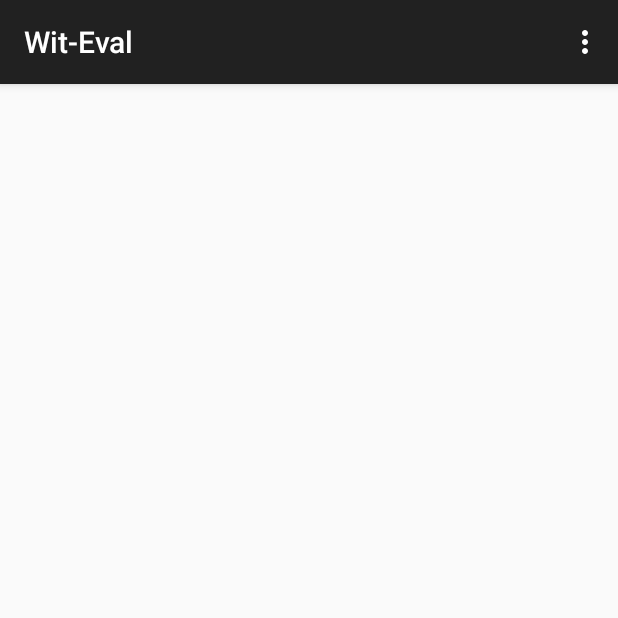
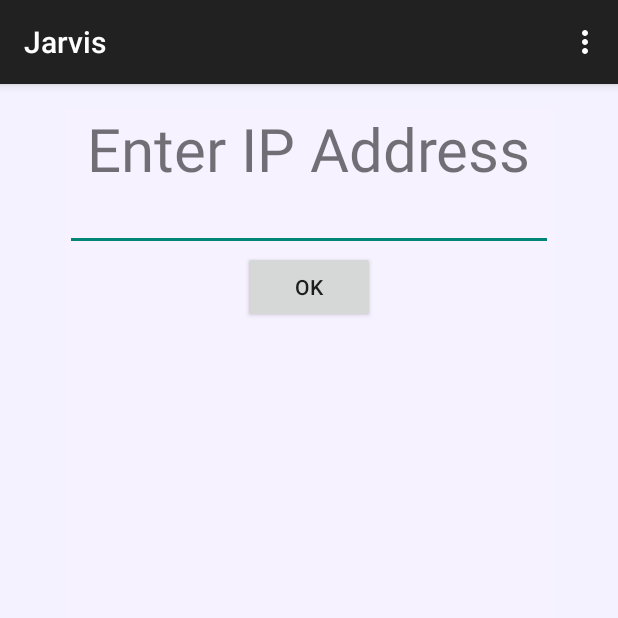
Before and after one commit to ChinmayAmin/Jarvis, an Android app: the screen it shows after launch (MyActivity before the commit, loginActivity after it), on a phone screen of 412 x 824 dp, the top half of it. Run offline under Robolectric (Android 15) with nearby library versions, the phone set to English and light mode, and no system bars.

Commit message:
Added login page

```diff
--- /dev/null
+++ b/scr/MyApplication/app/src/main/java/ai/wit/eval/jarvis_main/loginActivity.java
@@ -0,0 +1,63 @@
+package ai.wit.eval.jarvis_main;
+
+import android.content.Intent;
+import android.support.v7.app.ActionBarActivity;
+import android.os.Bundle;
+import android.view.Menu;
+import android.view.MenuItem;
+import android.view.View;
+import android.widget.Button;
+import android.widget.TextView;
+import android.widget.Toast;
+
+
+public class loginActivity extends ActionBarActivity {
+
+    @Override
+    protected void onCreate(Bundle savedInstanceState) {
+        super.onCreate(savedInstanceState);
+        setContentView(R.layout.activity_login_screen);
+        final Button serverButton = (Button)findViewById(R.id.serverButton);
+        final TextView field = (TextView)findViewById(R.id.IP);
+
+        serverButton.setOnClickListener(new View.OnClickListener() {
+            public void onClick(View v) {
+                if(field.getText().toString() != "")
+                {
+                    Intent i = new Intent(getApplicationContext(), mainActivity.class);
+                    i.putExtra("IP",field.getText());
+                    startActivity(i);
+                }else
+                {
+                    Toast.makeText(getApplicationContext(),"Enter IP",Toast.LENGTH_SHORT);
+                }
+            }
+        });
+    }
+
+    //Check whether the input string is current format of an IP address
+    private boolean matchIP(String IP)
+    {
+        //String regex = "[0-9]+.[0-9]+.[0-9]+.[0-9]+";
+        return false;
+    }
+
+    @Override
+    public boolean onCreateOptionsMenu(Menu menu) {
+        // Inflate the menu; this adds items to the action bar if it is present.
+        getMenuInflater().inflate(R.menu.login, menu);
+        return true;
+    }
+
+    @Override
+    public boolean onOptionsItemSelected(MenuItem item) {
+        // Handle action bar item clicks here. The action bar will
+        // automatically handle clicks on the Home/Up button, so long
+        // as you specify a parent activity in AndroidManifest.xml.
+        int id = item.getItemId();
+        if (id == R.id.action_settings) {
+            return true;
+        }
+        return super.onOptionsItemSelected(item);
+    }
+}
--- /dev/null
+++ b/scr/MyApplication/app/src/main/res/layout/activity_login_screen.xml
@@ -0,0 +1,56 @@
+<LinearLayout xmlns:android="http://schemas.android.com/apk/res/android"
+    xmlns:tools="http://schemas.android.com/tools"
+    android:layout_width="match_parent"
+    android:layout_height="match_parent"
+    android:gravity="center_horizontal"
+    android:orientation="vertical"
+    android:paddingBottom="@dimen/activity_vertical_margin"
+    android:paddingLeft="@dimen/activity_horizontal_margin"
+    android:paddingRight="@dimen/activity_horizontal_margin"
+    android:paddingTop="@dimen/activity_vertical_margin"
+    tools:context="ai.wit.eval.jarvis_main.LoginActivity"
+    android:id="@+id/LinearLayout"
+    android:background="#fdf5f2ff">
+
+    <!-- Login progress -->
+    <ProgressBar
+        android:id="@+id/login_progress"
+        style="?android:attr/progressBarStyleLarge"
+        android:layout_width="wrap_content"
+        android:layout_height="wrap_content"
+        android:layout_marginBottom="8dp"
+        android:visibility="gone"/>
+
+    <LinearLayout
+        android:orientation="vertical"
+        android:layout_width="325dp"
+        android:layout_height="555dp"
+        android:id="@+id/login_main"
+        android:weightSum="1"
+        android:background="#fff7f2ff">
+
+        <TextView
+            android:layout_width="wrap_content"
+            android:layout_height="50dp"
+            android:text="Enter IP Address"
+            android:id="@+id/IP"
+            android:layout_gravity="center_horizontal"
+            android:lines="1"
+            android:textSize="40dp" />
+
+        <EditText
+            android:layout_width="match_parent"
+            android:layout_height="wrap_content"
+            android:id="@+id/editText" />
+
+        <Button
+            android:layout_width="wrap_content"
+            android:layout_height="wrap_content"
+            android:text="Ok"
+            android:id="@+id/serverButton"
+            android:minLines="1"
+            android:layout_gravity="center_horizontal" />
+
+    </LinearLayout>
+
+</LinearLayout>
--- a/scr/MyApplication/app/src/main/res/layout/activity_my.xml
+++ b/scr/MyApplication/app/src/main/res/layout/activity_my.xml
@@ -11,7 +11,7 @@
     <fragment
         android:layout_width="100dp"
         android:layout_height="100dp"
-        android:name="ai.wit.eval.wit_eval.MyActivity$PlaceholderFragment"
+        android:name="ai.wit.eval.jarvis_main.mainActivity$PlaceholderFragment"
         android:layout_centerHorizontal="true"
         tools:layout="@layout/wit_button"
         />
--- /dev/null
+++ b/scr/MyApplication/app/src/main/res/menu/login.xml
@@ -0,0 +1,9 @@
+<menu xmlns:android="http://schemas.android.com/apk/res/android"
+    xmlns:app="http://schemas.android.com/apk/res-auto"
+    xmlns:tools="http://schemas.android.com/tools"
+    tools:context="ai.wit.eval.jarvis_main.loginActivity" >
+    <item android:id="@+id/action_settings"
+        android:title="@string/action_settings"
+        android:orderInCategory="100"
+        app:showAsAction="never" />
+</menu>
--- a/scr/MyApplication/app/src/main/res/values/strings.xml
+++ b/scr/MyApplication/app/src/main/res/values/strings.xml
@@ -1,8 +1,9 @@
 <?xml version="1.0" encoding="utf-8"?>
 <resources>
 
-    <string name="app_name">Wit-Eval</string>
+    <string name="app_name">Jarvis</string>
     <string name="hello_world">Hello world!</string>
     <string name="action_settings">Settings</string>
+    <string name="title_activity_login">loginActivity</string>
 
 </resources>
```
Also changed, not shown: scr/MyApplication/app/build.gradle (+4 -4 lines), scr/MyApplication/app/src/main/AndroidManifest.xml (+10 -3 lines), scr/MyApplication/app/src/main/gen/ai/wit/eval/wit_eval/BuildConfig.java (added, +8 -0 lines), scr/MyApplication/app/src/main/gen/ai/wit/eval/wit_eval/Manifest.java (added, +7 -0 lines), scr/MyApplication/app/src/main/gen/ai/wit/eval/wit_eval/R.java (added, +7 -0 lines), scr/MyApplication/app/src/main/java/ai/wit/eval/jarvis_main/mainActivity.java (added, +157 -0 lines), scr/MyApplication/app/src/main/res/values/strings_activity_login.xml (+3 -11 lines), scr/MyApplication/app/src/main/res/drawable-hdpi/icon.png (added), scr/MyApplication/app/src/main/res/drawable-hdpi/icon_new.png (added), scr/MyApplication/app/src/main/res/drawable-hdpi/jarvis.png (added), 4 other files.
